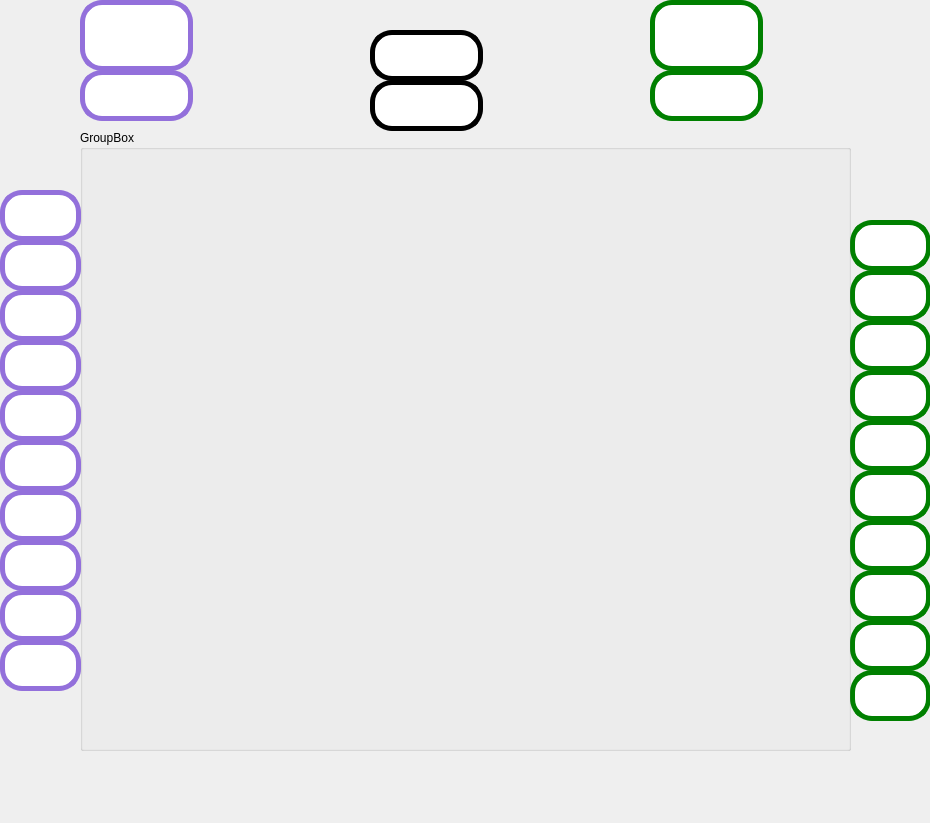
Before: the Qt Designer form page4.ui in AliTebbi1383/Undaunted_C-, drawn with Qt 5.
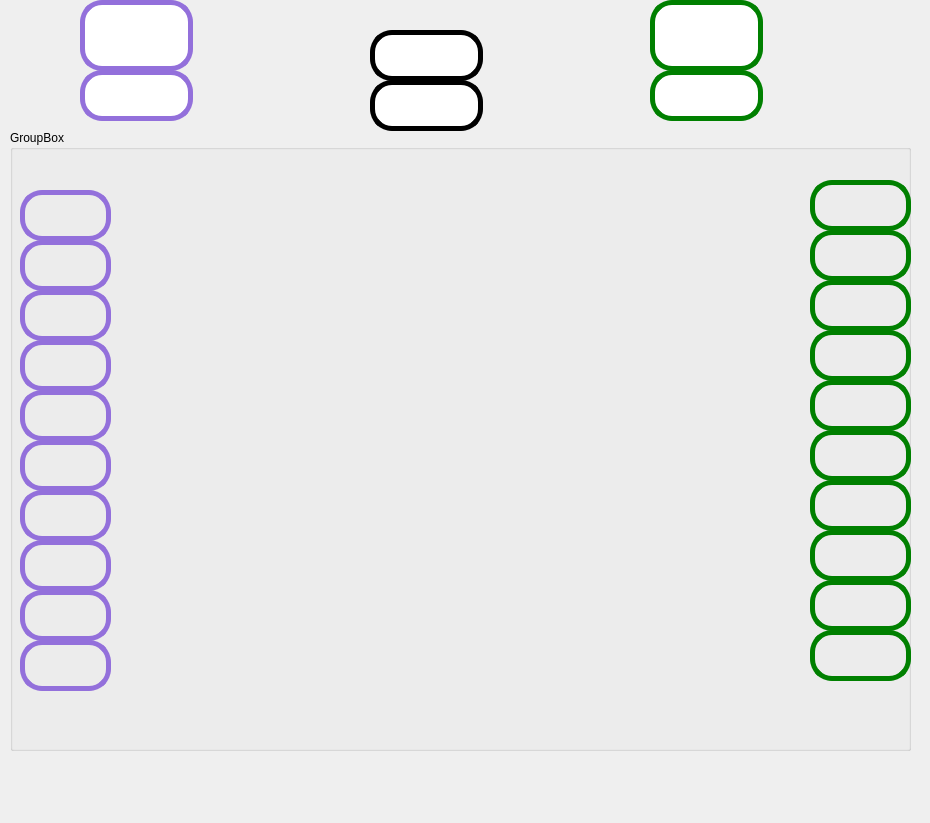
After: the same form once the commit is applied. Icons and pictures are not drawn.

Commit message: Add card lists for players A and B

The edit to the form file:
```diff
--- a/page4.ui
+++ b/page4.ui
@@ -13,22 +13,6 @@
   <property name="windowTitle">
    <string>Dialog</string>
   </property>
-  <widget class="QLabel" name="label">
-   <property name="geometry">
-    <rect>
-     <x>10</x>
-     <y>10</y>
-     <width>1001</width>
-     <height>781</height>
-    </rect>
-   </property>
-   <property name="styleSheet">
-    <string notr="true"/>
-   </property>
-   <property name="text">
-    <string/>
-   </property>
-  </widget>
   <widget class="QLineEdit" name="Username2">
    <property name="geometry">
     <rect>
@@ -111,378 +95,418 @@
   padding: 15px;</string>
    </property>
   </widget>
-  <widget class="QLineEdit" name="card1_2">
-   <property name="geometry">
-    <rect>
-     <x>0</x>
-     <y>240</y>
-     <width>81</width>
-     <height>51</height>
-    </rect>
-   </property>
-   <property name="styleSheet">
-    <string notr="true">
-border: 5px solid #9370DB;
-  border-radius: 22px;
-  padding: 15px;
-background-size: 50px;   /* عرض 150px، ارتفاع متناسب تنظیم میشه */
-</string>
-   </property>
-  </widget>
-  <widget class="QLineEdit" name="card1_10">
-   <property name="geometry">
-    <rect>
-     <x>0</x>
-     <y>640</y>
-     <width>81</width>
-     <height>51</height>
-    </rect>
-   </property>
-   <property name="styleSheet">
-    <string notr="true">
-border: 5px solid #9370DB;
-  border-radius: 22px;
-  padding: 15px;
-background-size: 50px;   /* عرض 150px، ارتفاع متناسب تنظیم میشه */
-</string>
-   </property>
-  </widget>
-  <widget class="QLineEdit" name="card1_4">
-   <property name="geometry">
-    <rect>
-     <x>0</x>
-     <y>340</y>
-     <width>81</width>
-     <height>51</height>
-    </rect>
-   </property>
-   <property name="styleSheet">
-    <string notr="true">
-border: 5px solid #9370DB;
-  border-radius: 22px;
-  padding: 15px;
-background-size: 50px;   /* عرض 150px، ارتفاع متناسب تنظیم میشه */
-</string>
-   </property>
-  </widget>
-  <widget class="QLineEdit" name="card1_5">
-   <property name="geometry">
-    <rect>
-     <x>0</x>
-     <y>390</y>
-     <width>81</width>
-     <height>51</height>
-    </rect>
-   </property>
-   <property name="styleSheet">
-    <string notr="true">
-border: 5px solid #9370DB;
-  border-radius: 22px;
-  padding: 15px;
-background-size: 50px;   /* عرض 150px، ارتفاع متناسب تنظیم میشه */
-</string>
-   </property>
-  </widget>
-  <widget class="QLineEdit" name="card1_6">
-   <property name="geometry">
-    <rect>
-     <x>0</x>
-     <y>440</y>
-     <width>81</width>
-     <height>51</height>
-    </rect>
-   </property>
-   <property name="styleSheet">
-    <string notr="true">
-border: 5px solid #9370DB;
-  border-radius: 22px;
-  padding: 15px;
-background-size: 50px;   /* عرض 150px، ارتفاع متناسب تنظیم میشه */
-</string>
-   </property>
-  </widget>
-  <widget class="QLineEdit" name="card1_8">
-   <property name="geometry">
-    <rect>
-     <x>0</x>
-     <y>540</y>
-     <width>81</width>
-     <height>51</height>
-    </rect>
-   </property>
-   <property name="styleSheet">
-    <string notr="true">
-border: 5px solid #9370DB;
-  border-radius: 22px;
-  padding: 15px;
-background-size: 50px;   /* عرض 150px، ارتفاع متناسب تنظیم میشه */
-</string>
-   </property>
-  </widget>
-  <widget class="QLineEdit" name="card1_7">
-   <property name="geometry">
-    <rect>
-     <x>0</x>
-     <y>490</y>
-     <width>81</width>
-     <height>51</height>
-    </rect>
-   </property>
-   <property name="styleSheet">
-    <string notr="true">
-border: 5px solid #9370DB;
-  border-radius: 22px;
-  padding: 15px;
-background-size: 50px;   /* عرض 150px، ارتفاع متناسب تنظیم میشه */
-</string>
-   </property>
-  </widget>
-  <widget class="QLineEdit" name="card1_1">
-   <property name="geometry">
-    <rect>
-     <x>0</x>
-     <y>190</y>
-     <width>81</width>
-     <height>51</height>
-    </rect>
-   </property>
-   <property name="styleSheet">
-    <string notr="true">
-border: 5px solid #9370DB;
-  border-radius: 22px;
-  padding: 15px;
-background-size: 50px;   /* عرض 150px، ارتفاع متناسب تنظیم میشه */
-</string>
-   </property>
-  </widget>
-  <widget class="QLineEdit" name="card1_3">
-   <property name="geometry">
-    <rect>
-     <x>0</x>
-     <y>290</y>
-     <width>81</width>
-     <height>51</height>
-    </rect>
-   </property>
-   <property name="styleSheet">
-    <string notr="true">
-border: 5px solid #9370DB;
-  border-radius: 22px;
-  padding: 15px;
-background-size: 50px;   /* عرض 150px، ارتفاع متناسب تنظیم میشه */
-</string>
-   </property>
-  </widget>
-  <widget class="QLineEdit" name="card1_9">
-   <property name="geometry">
-    <rect>
-     <x>0</x>
-     <y>590</y>
-     <width>81</width>
-     <height>51</height>
-    </rect>
-   </property>
-   <property name="styleSheet">
-    <string notr="true">
-border: 5px solid #9370DB;
-  border-radius: 22px;
-  padding: 15px;
-background-size: 50px;   /* عرض 150px، ارتفاع متناسب تنظیم میشه */
-</string>
-   </property>
-  </widget>
-  <widget class="QLineEdit" name="card2_9">
-   <property name="geometry">
-    <rect>
-     <x>850</x>
-     <y>620</y>
-     <width>81</width>
-     <height>51</height>
-    </rect>
-   </property>
-   <property name="styleSheet">
-    <string notr="true">
-border: 5px solid green;
-  border-radius: 22px;
-  padding: 15px;
-background-size: 50px;   /* عرض 150px، ارتفاع متناسب تنظیم میشه */
-</string>
-   </property>
-  </widget>
-  <widget class="QLineEdit" name="card2_8">
-   <property name="geometry">
-    <rect>
-     <x>850</x>
-     <y>570</y>
-     <width>81</width>
-     <height>51</height>
-    </rect>
-   </property>
-   <property name="styleSheet">
-    <string notr="true">
-border: 5px solid green;
-  border-radius: 22px;
-  padding: 15px;
-background-size: 50px;   /* عرض 150px، ارتفاع متناسب تنظیم میشه */
-</string>
-   </property>
-  </widget>
-  <widget class="QLineEdit" name="card2_7">
-   <property name="geometry">
-    <rect>
-     <x>850</x>
-     <y>520</y>
-     <width>81</width>
-     <height>51</height>
-    </rect>
-   </property>
-   <property name="styleSheet">
-    <string notr="true">
-border: 5px solid green;
-  border-radius: 22px;
-  padding: 15px;
-background-size: 50px;   /* عرض 150px، ارتفاع متناسب تنظیم میشه */
-</string>
-   </property>
-  </widget>
-  <widget class="QLineEdit" name="card2_6">
-   <property name="geometry">
-    <rect>
-     <x>850</x>
-     <y>470</y>
-     <width>81</width>
-     <height>51</height>
-    </rect>
-   </property>
-   <property name="styleSheet">
-    <string notr="true">
-border: 5px solid green;
-  border-radius: 22px;
-  padding: 15px;
-background-size: 50px;   /* عرض 150px، ارتفاع متناسب تنظیم میشه */
-</string>
-   </property>
-  </widget>
-  <widget class="QLineEdit" name="card2_5">
-   <property name="geometry">
-    <rect>
-     <x>850</x>
-     <y>420</y>
-     <width>81</width>
-     <height>51</height>
-    </rect>
-   </property>
-   <property name="styleSheet">
-    <string notr="true">
-border: 5px solid green;
-  border-radius: 22px;
-  padding: 15px;
-background-size: 50px;   /* عرض 150px، ارتفاع متناسب تنظیم میشه */
-</string>
-   </property>
-  </widget>
-  <widget class="QLineEdit" name="card2_4">
-   <property name="geometry">
-    <rect>
-     <x>850</x>
-     <y>370</y>
-     <width>81</width>
-     <height>51</height>
-    </rect>
-   </property>
-   <property name="styleSheet">
-    <string notr="true">
-border: 5px solid green;
-  border-radius: 22px;
-  padding: 15px;
-background-size: 50px;   /* عرض 150px، ارتفاع متناسب تنظیم میشه */
-</string>
-   </property>
-  </widget>
-  <widget class="QLineEdit" name="card2_3">
-   <property name="geometry">
-    <rect>
-     <x>850</x>
-     <y>320</y>
-     <width>81</width>
-     <height>51</height>
-    </rect>
-   </property>
-   <property name="styleSheet">
-    <string notr="true">
-border: 5px solid green;
-  border-radius: 22px;
-  padding: 15px;
-background-size: 50px;   /* عرض 150px، ارتفاع متناسب تنظیم میشه */
-</string>
-   </property>
-  </widget>
-  <widget class="QLineEdit" name="card2_2">
-   <property name="geometry">
-    <rect>
-     <x>850</x>
-     <y>270</y>
-     <width>81</width>
-     <height>51</height>
-    </rect>
-   </property>
-   <property name="styleSheet">
-    <string notr="true">
-border: 5px solid green;
-  border-radius: 22px;
-  padding: 15px;
-background-size: 50px;   /* عرض 150px، ارتفاع متناسب تنظیم میشه */
-</string>
-   </property>
-  </widget>
-  <widget class="QLineEdit" name="card2_1">
-   <property name="geometry">
-    <rect>
-     <x>850</x>
-     <y>220</y>
-     <width>81</width>
-     <height>51</height>
-    </rect>
-   </property>
-   <property name="styleSheet">
-    <string notr="true">
-border: 5px solid green;
-  border-radius: 22px;
-  padding: 15px;
-background-size: 50px;   /* عرض 150px، ارتفاع متناسب تنظیم میشه */
-</string>
-   </property>
-  </widget>
-  <widget class="QLineEdit" name="card2_10">
-   <property name="geometry">
-    <rect>
-     <x>850</x>
-     <y>670</y>
-     <width>81</width>
-     <height>51</height>
-    </rect>
-   </property>
-   <property name="styleSheet">
-    <string notr="true">
-border: 5px solid green;
-  border-radius: 22px;
-  padding: 15px;
-background-size: 50px;   /* عرض 150px، ارتفاع متناسب تنظیم میشه */
-</string>
-   </property>
-  </widget>
   <widget class="QGroupBox" name="groupBox">
    <property name="geometry">
     <rect>
-     <x>80</x>
+     <x>10</x>
      <y>130</y>
-     <width>771</width>
+     <width>901</width>
      <height>621</height>
     </rect>
    </property>
    <property name="title">
     <string>GroupBox</string>
    </property>
+   <widget class="QPushButton" name="card1_1">
+    <property name="geometry">
+     <rect>
+      <x>10</x>
+      <y>60</y>
+      <width>91</width>
+      <height>51</height>
+     </rect>
+    </property>
+    <property name="styleSheet">
+     <string notr="true">border: 5px solid #9370DB;
+  border-radius: 22px;
+  padding: 15px;
+background-size: 50px;   /* عرض 150px، ارتفاع متناسب تنظیم میشه */
+</string>
+    </property>
+    <property name="text">
+     <string/>
+    </property>
+   </widget>
+   <widget class="QPushButton" name="card1_2">
+    <property name="geometry">
+     <rect>
+      <x>10</x>
+      <y>110</y>
+      <width>91</width>
+      <height>51</height>
+     </rect>
+    </property>
+    <property name="styleSheet">
+     <string notr="true">border: 5px solid #9370DB;
+  border-radius: 22px;
+  padding: 15px;
+background-size: 50px;   /* عرض 150px، ارتفاع متناسب تنظیم میشه */
+</string>
+    </property>
+    <property name="text">
+     <string/>
+    </property>
+   </widget>
+   <widget class="QPushButton" name="card1_3">
+    <property name="geometry">
+     <rect>
+      <x>10</x>
+      <y>160</y>
+      <width>91</width>
+      <height>51</height>
+     </rect>
+    </property>
+    <property name="styleSheet">
+     <string notr="true">border: 5px solid #9370DB;
+  border-radius: 22px;
+  padding: 15px;
+background-size: 50px;   /* عرض 150px، ارتفاع متناسب تنظیم میشه */
+</string>
+    </property>
+    <property name="text">
+     <string/>
+    </property>
+   </widget>
+   <widget class="QPushButton" name="card1_4">
+    <property name="geometry">
+     <rect>
+      <x>10</x>
+      <y>210</y>
+      <width>91</width>
+      <height>51</height>
+     </rect>
+    </property>
+    <property name="styleSheet">
+     <string notr="true">border: 5px solid #9370DB;
+  border-radius: 22px;
+  padding: 15px;
+background-size: 50px;   /* عرض 150px، ارتفاع متناسب تنظیم میشه */
+</string>
+    </property>
+    <property name="text">
+     <string/>
+    </property>
+   </widget>
+   <widget class="QPushButton" name="card1_5">
+    <property name="geometry">
+     <rect>
+      <x>10</x>
+      <y>260</y>
+      <width>91</width>
+      <height>51</height>
+     </rect>
+    </property>
+    <property name="styleSheet">
+     <string notr="true">border: 5px solid #9370DB;
+  border-radius: 22px;
+  padding: 15px;
+background-size: 50px;   /* عرض 150px، ارتفاع متناسب تنظیم میشه */
+</string>
+    </property>
+    <property name="text">
+     <string/>
+    </property>
+   </widget>
+   <widget class="QPushButton" name="card1_6">
+    <property name="geometry">
+     <rect>
+      <x>10</x>
+      <y>310</y>
+      <width>91</width>
+      <height>51</height>
+     </rect>
+    </property>
+    <property name="styleSheet">
+     <string notr="true">border: 5px solid #9370DB;
+  border-radius: 22px;
+  padding: 15px;
+background-size: 50px;   /* عرض 150px، ارتفاع متناسب تنظیم میشه */
+</string>
+    </property>
+    <property name="text">
+     <string/>
+    </property>
+   </widget>
+   <widget class="QPushButton" name="card1_7">
+    <property name="geometry">
+     <rect>
+      <x>10</x>
+      <y>360</y>
+      <width>91</width>
+      <height>51</height>
+     </rect>
+    </property>
+    <property name="styleSheet">
+     <string notr="true">border: 5px solid #9370DB;
+  border-radius: 22px;
+  padding: 15px;
+background-size: 50px;   /* عرض 150px، ارتفاع متناسب تنظیم میشه */
+</string>
+    </property>
+    <property name="text">
+     <string/>
+    </property>
+   </widget>
+   <widget class="QPushButton" name="card1_8">
+    <property name="geometry">
+     <rect>
+      <x>10</x>
+      <y>410</y>
+      <width>91</width>
+      <height>51</height>
+     </rect>
+    </property>
+    <property name="styleSheet">
+     <string notr="true">border: 5px solid #9370DB;
+  border-radius: 22px;
+  padding: 15px;
+background-size: 50px;   /* عرض 150px، ارتفاع متناسب تنظیم میشه */
+</string>
+    </property>
+    <property name="text">
+     <string/>
+    </property>
+   </widget>
+   <widget class="QPushButton" name="card1_9">
+    <property name="geometry">
+     <rect>
+      <x>10</x>
+      <y>460</y>
+      <width>91</width>
+      <height>51</height>
+     </rect>
+    </property>
+    <property name="styleSheet">
+     <string notr="true">border: 5px solid #9370DB;
+  border-radius: 22px;
+  padding: 15px;
+background-size: 50px;   /* عرض 150px، ارتفاع متناسب تنظیم میشه */
+</string>
+    </property>
+    <property name="text">
+     <string/>
+    </property>
+   </widget>
+   <widget class="QPushButton" name="card1_10">
+    <property name="geometry">
+     <rect>
+      <x>10</x>
+      <y>510</y>
+      <width>91</width>
+      <height>51</height>
+     </rect>
+    </property>
+    <property name="styleSheet">
+     <string notr="true">border: 5px solid #9370DB;
+  border-radius: 22px;
+  padding: 15px;
+background-size: 50px;   /* عرض 150px، ارتفاع متناسب تنظیم میشه */
+</string>
+    </property>
+    <property name="text">
+     <string/>
+    </property>
+   </widget>
+   <widget class="QPushButton" name="card2_1">
+    <property name="geometry">
+     <rect>
+      <x>800</x>
+      <y>50</y>
+      <width>101</width>
+      <height>51</height>
+     </rect>
+    </property>
+    <property name="styleSheet">
+     <string notr="true">border: 5px solid green;
+  border-radius: 22px;
+  padding: 15px;
+background-size: 50px;   /* عرض 150px، ارتفاع متناسب تنظیم میشه */
+</string>
+    </property>
+    <property name="text">
+     <string/>
+    </property>
+   </widget>
+   <widget class="QPushButton" name="card2_2">
+    <property name="geometry">
+     <rect>
+      <x>800</x>
+      <y>100</y>
+      <width>101</width>
+      <height>51</height>
+     </rect>
+    </property>
+    <property name="styleSheet">
+     <string notr="true">border: 5px solid green;
+  border-radius: 22px;
+  padding: 15px;
+background-size: 50px;   /* عرض 150px، ارتفاع متناسب تنظیم میشه */
+</string>
+    </property>
+    <property name="text">
+     <string/>
+    </property>
+   </widget>
+   <widget class="QPushButton" name="card2_3">
+    <property name="geometry">
+     <rect>
+      <x>800</x>
+      <y>150</y>
+      <width>101</width>
+      <height>51</height>
+     </rect>
+    </property>
+    <property name="styleSheet">
+     <string notr="true">border: 5px solid green;
+  border-radius: 22px;
+  padding: 15px;
+background-size: 50px;   /* عرض 150px، ارتفاع متناسب تنظیم میشه */
+</string>
+    </property>
+    <property name="text">
+     <string/>
+    </property>
+   </widget>
+   <widget class="QPushButton" name="card2_4">
+    <property name="geometry">
+     <rect>
+      <x>800</x>
+      <y>200</y>
+      <width>101</width>
+      <height>51</height>
+     </rect>
+    </property>
+    <property name="styleSheet">
+     <string notr="true">border: 5px solid green;
+  border-radius: 22px;
+  padding: 15px;
+background-size: 50px;   /* عرض 150px، ارتفاع متناسب تنظیم میشه */
+</string>
+    </property>
+    <property name="text">
+     <string/>
+    </property>
+   </widget>
+   <widget class="QPushButton" name="card2_5">
+    <property name="geometry">
+     <rect>
+      <x>800</x>
+      <y>250</y>
+      <width>101</width>
+      <height>51</height>
+     </rect>
+    </property>
+    <property name="styleSheet">
+     <string notr="true">border: 5px solid green;
+  border-radius: 22px;
+  padding: 15px;
+background-size: 50px;   /* عرض 150px، ارتفاع متناسب تنظیم میشه */
+</string>
+    </property>
+    <property name="text">
+     <string/>
+    </property>
+   </widget>
+   <widget class="QPushButton" name="card2_6">
+    <property name="geometry">
+     <rect>
+      <x>800</x>
+      <y>300</y>
+      <width>101</width>
+      <height>51</height>
+     </rect>
+    </property>
+    <property name="styleSheet">
+     <string notr="true">border: 5px solid green;
+  border-radius: 22px;
+  padding: 15px;
+background-size: 50px;   /* عرض 150px، ارتفاع متناسب تنظیم میشه */
+</string>
+    </property>
+    <property name="text">
+     <string/>
+    </property>
+   </widget>
+   <widget class="QPushButton" name="card2_7">
+    <property name="geometry">
+     <rect>
+      <x>800</x>
+      <y>350</y>
+      <width>101</width>
+      <height>51</height>
+     </rect>
+    </property>
+    <property name="styleSheet">
+     <string notr="true">border: 5px solid green;
+  border-radius: 22px;
+  padding: 15px;
+background-size: 50px;   /* عرض 150px، ارتفاع متناسب تنظیم میشه */
+</string>
+    </property>
+    <property name="text">
+     <string/>
+    </property>
+   </widget>
+   <widget class="QPushButton" name="card2_8">
+    <property name="geometry">
+     <rect>
+      <x>800</x>
+      <y>400</y>
+      <width>101</width>
+      <height>51</height>
+     </rect>
+    </property>
+    <property name="styleSheet">
+     <string notr="true">border: 5px solid green;
+  border-radius: 22px;
+  padding: 15px;
+background-size: 50px;   /* عرض 150px، ارتفاع متناسب تنظیم میشه */
+</string>
+    </property>
+    <property name="text">
+     <string/>
+    </property>
+   </widget>
+   <widget class="QPushButton" name="card2_9">
+    <property name="geometry">
+     <rect>
+      <x>800</x>
+      <y>450</y>
+      <width>101</width>
+      <height>51</height>
+     </rect>
+    </property>
+    <property name="styleSheet">
+     <string notr="true">border: 5px solid green;
+  border-radius: 22px;
+  padding: 15px;
+background-size: 50px;   /* عرض 150px، ارتفاع متناسب تنظیم میشه */
+</string>
+    </property>
+    <property name="text">
+     <string/>
+    </property>
+   </widget>
+   <widget class="QPushButton" name="card2_10">
+    <property name="geometry">
+     <rect>
+      <x>800</x>
+      <y>500</y>
+      <width>101</width>
+      <height>51</height>
+     </rect>
+    </property>
+    <property name="styleSheet">
+     <string notr="true">border: 5px solid green;
+  border-radius: 22px;
+  padding: 15px;
+background-size: 50px;   /* عرض 150px، ارتفاع متناسب تنظیم میشه */
+</string>
+    </property>
+    <property name="text">
+     <string/>
+    </property>
+   </widget>
   </widget>
   <widget class="QLineEdit" name="lineEdit_4">
    <property name="geometry">
```
The commit also changes 1 other file.
